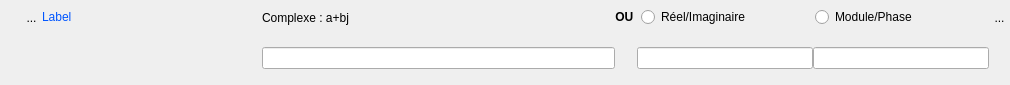
This is UiQT4/desWidgetSimpComplexe.ui in SalomePlatform/eficas_tools as Qt 5 draws it before an edit. The edited form follows.
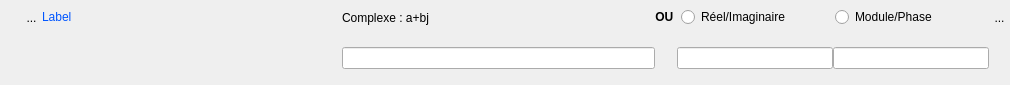
This is the edited form. Icons and pictures are not drawn. Custom widgets are drawn as their Qt base class.

```diff
--- a/UiQT4/desWidgetSimpComplexe.ui
+++ b/UiQT4/desWidgetSimpComplexe.ui
@@ -120,7 +120,7 @@
        </property>
        <property name="minimumSize">
         <size>
-         <width>220</width>
+         <width>300</width>
          <height>24</height>
         </size>
        </property>
```
